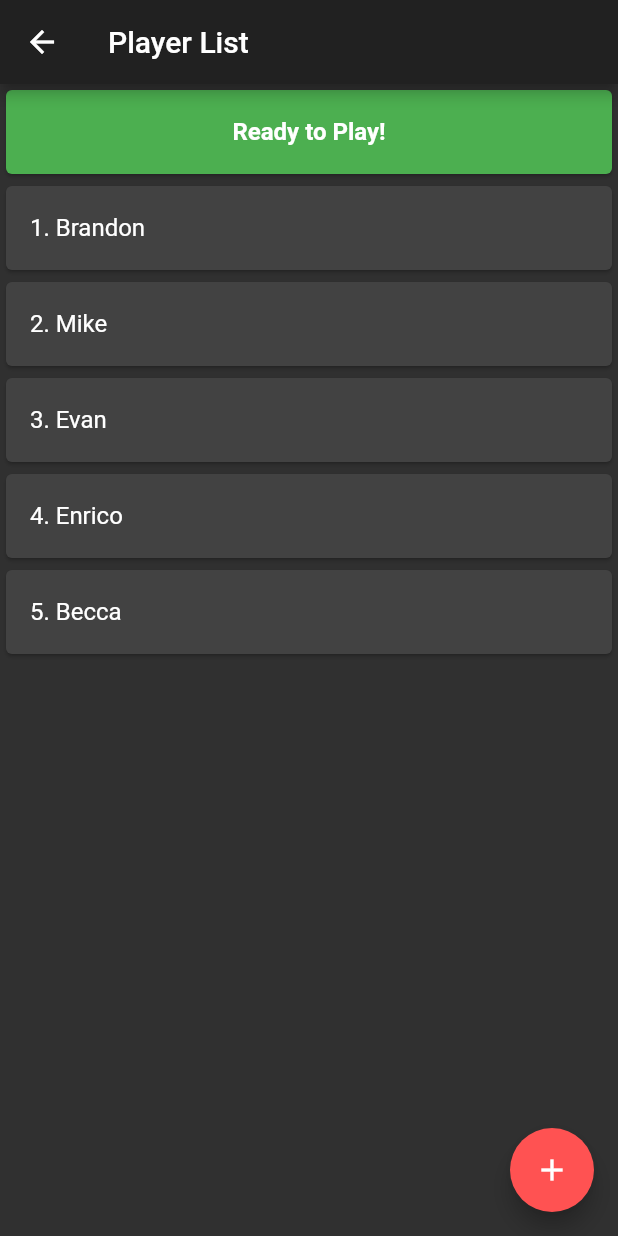
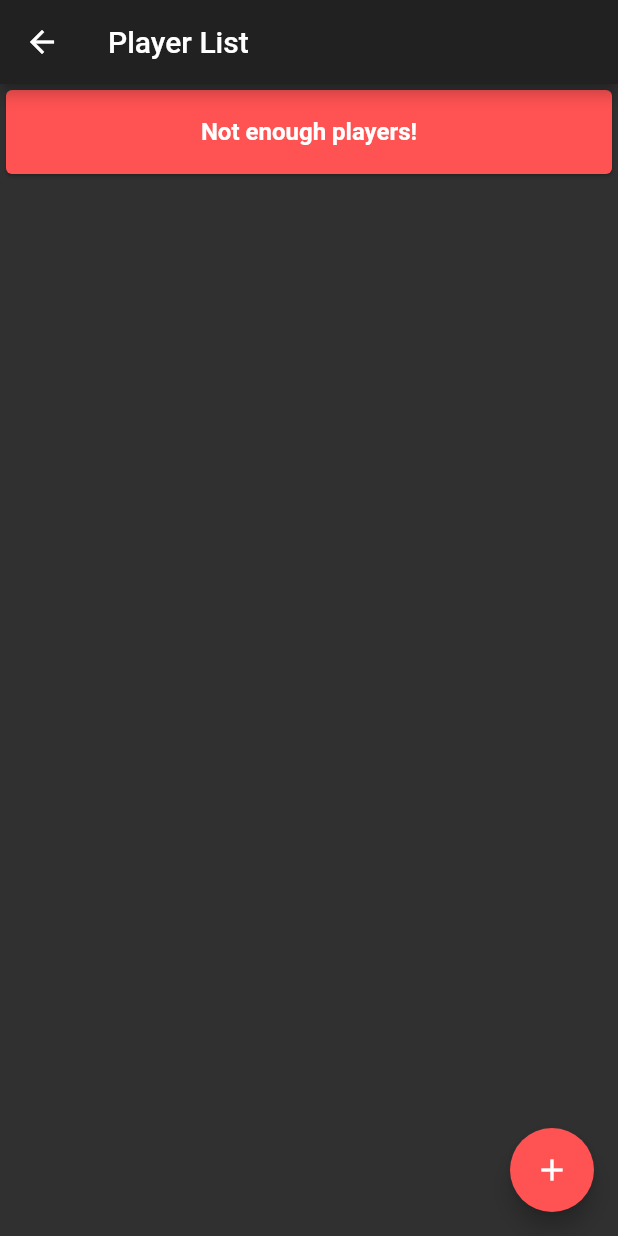
Before and after one commit to leer10/shroles, a Flutter app: the PlayerListScreen screen opened by its route, on a phone screen of 412 x 824 dp. Run offline on Flutter 3.47's test engine with Material 2 defaults, Android fonts, the phone set to English and light mode, and no system bars.

Commit message:
removed convenience players

```diff
--- a/lib/main.dart
+++ b/lib/main.dart
@@ -64,11 +64,11 @@ void introducePlayer(Player player){
 }
 
 GameState(){
-  addPlayer("Brandon");
-  addPlayer("Mike");
-  addPlayer("Evan");
-  addPlayer("Enrico");
-  addPlayer("Becca");
+  //addPlayer("Brandon");
+  //addPlayer("Mike");
+  //addPlayer("Evan");
+  //addPlayer("Enrico");
+  //addPlayer("Becca");
 }
 }
 
```
